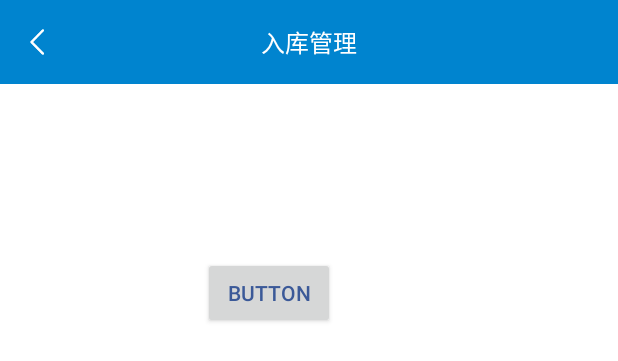
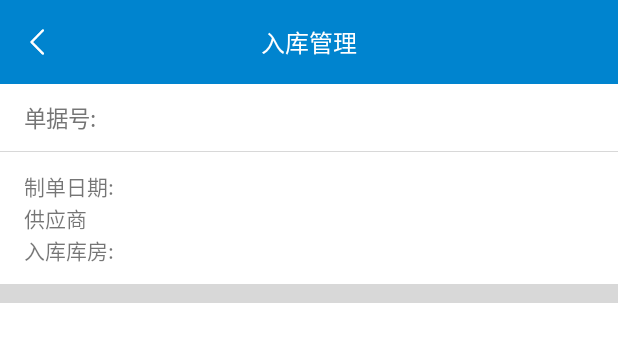
Before and after one commit to hanks7/InventoryHou, an Android app: the layout activity_push_manage.xml on its own in the app's theme, with its tools: preview values and no code run, on a phone screen of 412 x 824 dp. Shown: the top 361 px of the screen. Run offline under Robolectric (Android 15) with nearby library versions, the phone set to English and light mode, and no system bars.

Commit message:
1.添加Activity<入库管理>界面

```diff
--- a/app/src/main/res/layout/activity_push_manage.xml
+++ b/app/src/main/res/layout/activity_push_manage.xml
@@ -9,22 +9,64 @@
     tools:context=".ui.business.PushManageActivity">
 
     <com.easyway.mismclient.view.TopBar
-        android:id="@+id/ac_check_topbar"
+        android:id="@+id/ac_push_manage_topbar"
         style="@style/TopBar"
-        android:layout_alignParentEnd="true"
         android:layout_alignParentStart="true"
         android:layout_alignParentTop="true"
+        android:layout_alignParentEnd="true"
         app:title="@string/push_manage" />
 
-    <Button
-        android:onClick="test"
-        android:id="@+id/button"
-        android:layout_width="wrap_content"
-        android:layout_height="wrap_content"
-        android:layout_below="@+id/ac_check_topbar"
-        android:layout_alignParentStart="true"
-        android:layout_marginStart="135dp"
-        android:layout_marginTop="115dp"
-        android:text="Button" />
+    <ScrollView
+        android:id="@+id/ac_push_manage_scroll_view"
+        android:layout_width="match_parent"
+        android:layout_height="match_parent"
+        android:layout_below="@+id/ac_push_manage_topbar">
+
+        <LinearLayout
+            android:layout_width="match_parent"
+            android:layout_height="wrap_content"
+            android:focusable="true"
+            android:focusableInTouchMode="true"
+            android:orientation="vertical">
+
+            <com.easyway.mismclient.view.MyEditView
+                android:id="@+id/ac_push_manage_edit_main"
+                android:layout_width="match_parent"
+                android:layout_height="wrap_content"
+                app:input_title="单据号:" />
+
+            <com.easyway.mismclient.view.MyTextView
+                android:id="@+id/ac_push_manage_edit_zhi_dan_date"
+                android:layout_width="match_parent"
+                android:layout_height="wrap_content"
+                android:layout_marginTop="12dp"
+                app:input_title="制单日期:" />
+
+
+            <com.easyway.mismclient.view.MyTextView
+                android:id="@+id/ac_push_manage_edt_gong_ying_shang"
+                android:layout_width="match_parent"
+                android:layout_height="wrap_content"
+                app:input_title="供应商" />
+
+            <com.easyway.mismclient.view.MyTextView
+                android:id="@+id/ac_push_manage_edt_ru_ku_ku_fang"
+                android:layout_width="match_parent"
+                android:layout_height="wrap_content"
+                app:input_title="入库库房:" />
+
+            <View
+                style="@style/dividing_line"
+                android:layout_height="12dp"
+                android:layout_marginTop="12dp" />
+
+            <View style="@style/dividing_line" />
+
+            <com.easyway.mismclient.view.ListViewForScrollView
+                android:id="@+id/ac_push_manage_lsv"
+                style="@style/list_view_style" />
+        </LinearLayout>
+
+    </ScrollView>
 
 </RelativeLayout>
```
Also changed, not shown: app/src/main/java/com/easyway/mismclient/ui/business/PushManageActivity.java (+42 -10 lines), app/src/main/java/com/easyway/mismclient/view/BarCodeEditView.java (+11 -21 lines), app/src/main/java/com/easyway/mismclient/view/MyEditView.java (+68 -29 lines).
